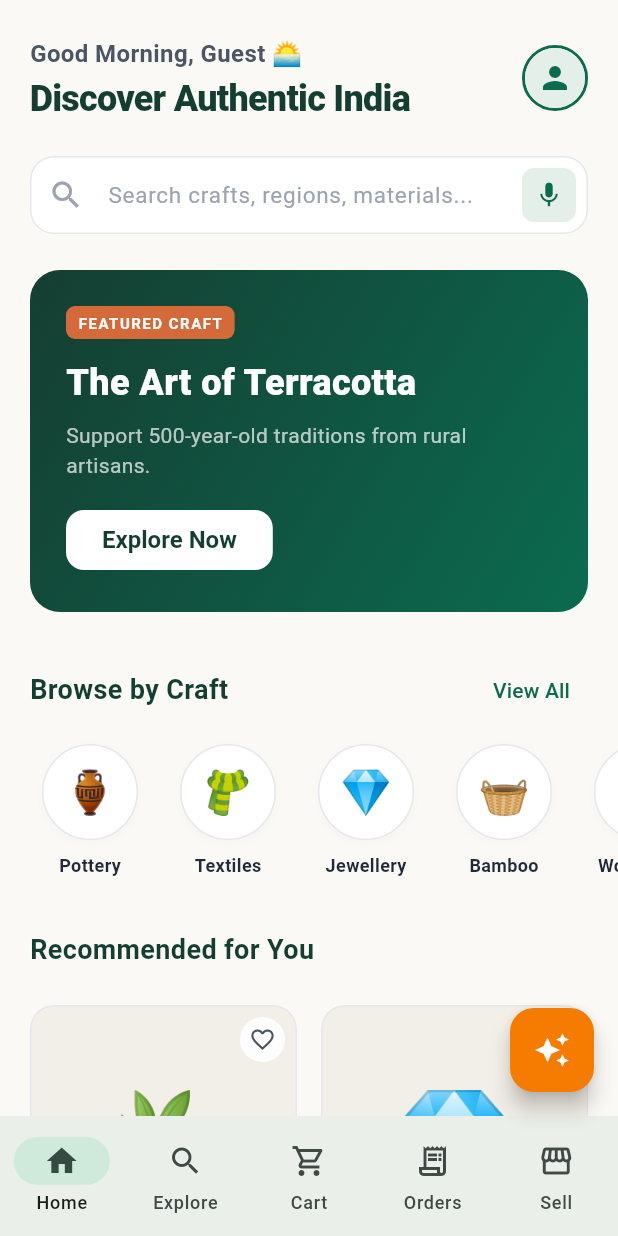
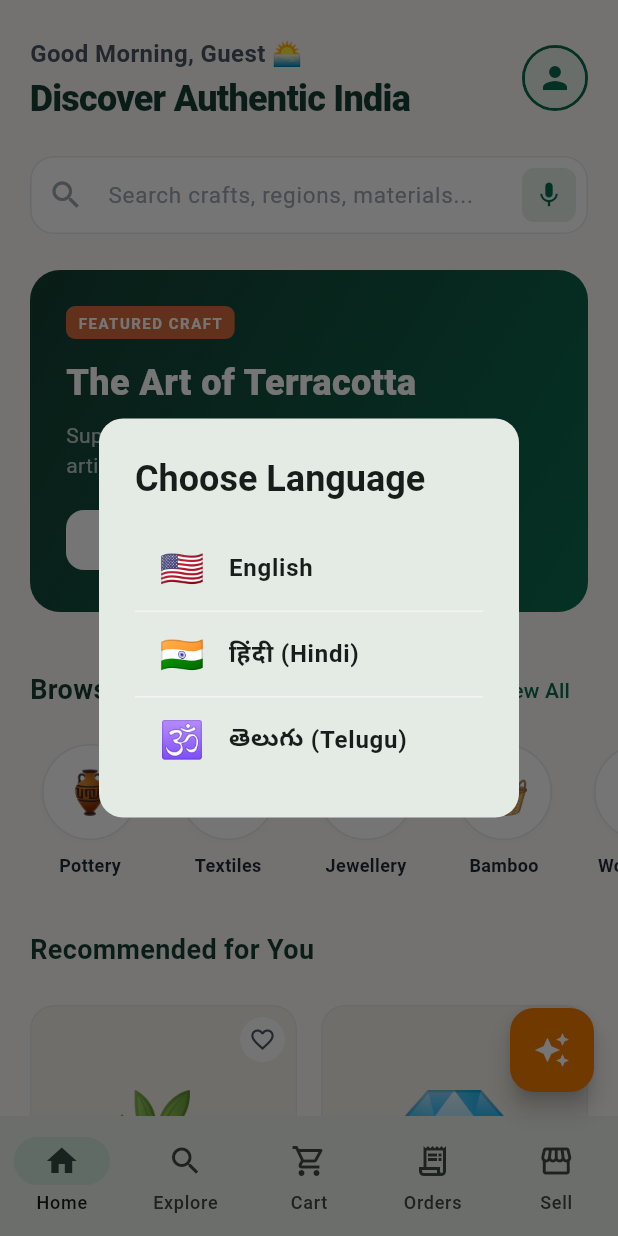
Before and after one commit to nethra-108/Shilpi-SIH-, a Flutter app: the screen it shows after launch, on a phone screen of 412 x 824 dp. Run offline on Flutter 3.47's test engine with Material 3 defaults, Android fonts, the phone set to English and light mode, and no system bars; our stand-ins replace flutter_tts, image_picker, qr_flutter; missing offline and left inert: google_mlkit_image_labeling, record.

Commit message:
feat(i18n): implement zero-dependency app-wide multi-language support (en, hi, te)

```diff
--- a/lib/main.dart
+++ b/lib/main.dart
@@ -4,6 +4,7 @@ import 'repositories/wishlist_repository.dart';
 import 'repositories/recent_repository.dart';
 import 'screens/seller_orders_page.dart';
 import 'services/shilpi_ai_service.dart';
+import 'services/language_service.dart';
 
 import 'theme/theme.dart';
 import 'theme/colors.dart';
@@ -25,8 +26,9 @@ import 'screens/product_details_screen.dart';
 import 'screens/splash_screen.dart';
 import 'screens/voice_capture_dialog.dart';
 
-void main() {
+Future<void> main() async {
   WidgetsFlutterBinding.ensureInitialized();
+  await LanguageService.instance.init();
   runApp(const ShilpiApp());
 }
 
@@ -35,11 +37,16 @@ class ShilpiApp extends StatelessWidget {
 
   @override
   Widget build(BuildContext context) {
-    return MaterialApp(
-      debugShowCheckedModeBanner: false,
-      title: 'Shilpi',
-      theme: ShilpiTheme.lightTheme,
-      home: const SplashScreen(nextScreen: MainPage()),
+    return ListenableBuilder(
+      listenable: LanguageService.instance,
+      builder: (context, _) {
+        return MaterialApp(
+          debugShowCheckedModeBanner: false,
+          title: 'Shilpi',
+          theme: ShilpiTheme.lightTheme,
+          home: const SplashScreen(nextScreen: MainPage()),
+        );
+      }
     );
   }
 }
@@ -53,6 +60,16 @@ class MainPage extends StatefulWidget {
 
 class _MainPageState extends State<MainPage> {
   int selectedTab = 0;
+
+  @override
+  void initState() {
+    super.initState();
+    WidgetsBinding.instance.addPostFrameCallback((_) {
+      if (LanguageService.instance.isFirstLaunch) {
+        LanguageService.showLanguageDialog(context);
+      }
+    });
+  }
 
   void openProduct(Product product) {
     Navigator.push(
@@ -200,11 +217,11 @@ class _ConsumerHomeState extends State<ConsumerHome> {
   String _getDynamicGreeting() {
     final hour = DateTime.now().hour;
     if (hour < 12) {
-      return 'Good Morning, Guest 🌅';
+      return LanguageService.instance.tr('greeting_morning');
     } else if (hour < 17) {
-      return 'Good Afternoon, Guest ☀️';
+      return LanguageService.instance.tr('greeting_afternoon');
     } else {
-      return 'Good Evening, Guest 🌙';
+      return LanguageService.instance.tr('greeting_evening');
     }
   }
 
@@ -272,7 +289,7 @@ class _ConsumerHomeState extends State<ConsumerHome> {
           actions: <Widget>[
             TextButton(
               onPressed: () => Navigator.pop(dialogContext),
-              child: const Text('Edit'),
+              child: Text('Edit'),
             ),
             FilledButton.icon(
               onPressed: () {
@@ -282,7 +299,7 @@ class _ConsumerHomeState extends State<ConsumerHome> {
                 );
               },
               icon: const Icon(Icons.search),
-              label: const Text('Search'),
+              label: Text('Search'),
             ),
           ],
         );
@@ -318,8 +335,8 @@ class _ConsumerHomeState extends State<ConsumerHome> {
                                 style: const TextStyle(fontSize: 16, fontWeight: FontWeight.w600, color: ShilpiColors.textSecondary),
                               ),
                               const SizedBox(height: 4),
-                              const Text(
-                                'Discover Authentic India',
+                              Text(
+                                LanguageService.instance.tr('discover'),
                                 style: TextStyle(fontSize: 24, fontWeight: FontWeight.w800, color: ShilpiColors.primaryDark, height: 1.2, letterSpacing: -0.5),
                               ),
                             ],
@@ -347,17 +364,20 @@ class _ConsumerHomeState extends State<ConsumerHome> {
                                       const SizedBox(height: 16),
                                       ListTile(
                                         leading: const Icon(Icons.login, color: ShilpiColors.primary),
-                                        title: const Text('Login/Sign Up', style: TextStyle(fontWeight: FontWeight.bold)),
+                                        title: Text(LanguageService.instance.tr('login_signup'), style: TextStyle(fontWeight: FontWeight.bold)),
                                         onTap: () => Navigator.pop(context),
                                       ),
                                       ListTile(
                                         leading: const Icon(Icons.language, color: ShilpiColors.primary),
-                                        title: const Text('Change Language (A/अ)', style: TextStyle(fontWeight: FontWeight.bold)),
-                                        onTap: () => Navigator.pop(context),
+                                        title: Text(LanguageService.instance.tr('change_language'), style: const TextStyle(fontWeight: FontWeight.bold)),
+                                        onTap: () {
+                                          Navigator.pop(context);
+                                          LanguageService.showLanguageDialog(context, dismissible: true);
+                                        },
                                       ),
                                       ListTile(
                                         leading: const Icon(Icons.settings, color: ShilpiColors.primary),
-                                        title: const Text('App Settings', style: TextStyle(fontWeight: FontWeight.bold)),
+                                        title: Text(LanguageService.instance.tr('app_settings'), style: TextStyle(fontWeight: FontWeight.bold)),
                                         onTap: () => Navigator.pop(context),
                                       ),
                                       const SizedBox(height: 16),
@@ -387,7 +407,7 @@ class _ConsumerHomeState extends State<ConsumerHome> {
                           controller: searchController,
                           onSubmitted: widget.onSearch,
                           decoration: InputDecoration(
-                            hintText: 'Search crafts, regions, materials...',
+                            hintText: LanguageService.instance.tr('search_hint'),
                             prefixIcon: const Icon(Icons.search, color: ShilpiColors.textMuted),
                             suffixIcon: IconButton(
                               onPressed: () async {
@@ -452,15 +472,15 @@ class _ConsumerHomeState extends State<ConsumerHome> {
                                 color: ShilpiColors.secondary,
                                 borderRadius: BorderRadius.circular(6),
                               ),
-                              child: const Text('FEATURED CRAFT', style: TextStyle(color: Colors.white, fontSize: 10, fontWeight: FontWeight.bold, letterSpacing: 1)),
+                              child: Text(LanguageService.instance.tr('featured_craft'), style: TextStyle(color: Colors.white, fontSize: 10, fontWeight: FontWeight.bold, letterSpacing: 1)),
                             ),
                             const SizedBox(height: 12),
-                            const Text(
+                            Text(
                               'The Art of Terracotta',
                               style: TextStyle(color: Colors.white, fontSize: 24, fontWeight: FontWeight.w900),
                             ),
                             const SizedBox(height: 8),
-                            const Text(
+                            Text(
                               'Support 500-year-old traditions from rural artisans.',
                               style: TextStyle(color: Colors.white70, fontSize: 14),
                             ),
@@ -472,7 +492,7 @@ class _ConsumerHomeState extends State<ConsumerHome> {
                                 foregroundColor: ShilpiColors.primaryDark,
                                 minimumSize: const Size(120, 40),
                               ),
-                              child: const Text('Explore Now'),
+                              child: Text(LanguageService.instance.tr('explore_now')),
                             )
                           ],
                         ),
@@ -481,11 +501,11 @@ class _ConsumerHomeState extends State<ConsumerHome> {
                       Row(
                         mainAxisAlignment: MainAxisAlignment.spaceBetween,
                         children: [
-                          const Text('Browse by Craft', style: TextStyle(fontSize: 18, fontWeight: FontWeight.w700, color: ShilpiColors.primaryDark)),
+                          Text(LanguageService.instance.tr('browse_by_craft'), style: TextStyle(fontSize: 18, fontWeight: FontWeight.w700, color: ShilpiColors.primaryDark)),
                           TextButton(
                             onPressed: () => widget.onSearch(''),
                             style: TextButton.styleFrom(foregroundColor: ShilpiColors.primary),
-                            child: const Text('View All'),
+                            child: Text(LanguageService.instance.tr('view_all')),
                           ),
                         ],
                       ),
@@ -514,7 +534,7 @@ class _ConsumerHomeState extends State<ConsumerHome> {
                           return Column(
                             crossAxisAlignment: CrossAxisAlignment.start,
                             children: [
-                              const Text('Your Wishlist', style: TextStyle(fontSize: 18, fontWeight: FontWeight.w700, color: ShilpiColors.primaryDark)),
+                              Text(LanguageService.instance.tr('your_wishlist'), style: TextStyle(fontSize: 18, fontWeight: FontWeight.w700, color: ShilpiColors.primaryDark)),
                               const SizedBox(height: 16),
                               SizedBox(
                                 height: 260,
@@ -542,7 +562,7 @@ class _ConsumerHomeState extends State<ConsumerHome> {
                       const Row(
                         mainAxisAlignment: MainAxisAlignment.spaceBetween,
                         children: [
-                          Text('Recommended for You', style: TextStyle(fontSize: 18, fontWeight: FontWeight.w700, color: ShilpiColors.primaryDark)),
+                          Text(LanguageService.instance.tr('recommended'), style: TextStyle(fontSize: 18, fontWeight: FontWeight.w700, color: ShilpiColors.primaryDark)),
                         ],
                       ),
                       const SizedBox(height: 16),
@@ -588,7 +608,7 @@ class _ConsumerHomeState extends State<ConsumerHome> {
                         return Column(
                           crossAxisAlignment: CrossAxisAlignment.start,
                           children: [
-                            const Text('Recently Viewed', style: TextStyle(fontSize: 18, fontWeight: FontWeight.w700, color: ShilpiColors.primaryDark)),
+                            Text(LanguageService.instance.tr('recently_viewed'), style: TextStyle(fontSize: 18, fontWeight: FontWeight.w700, color: ShilpiColors.primaryDark)),
                             const SizedBox(height: 16),
                             SizedBox(
                               height: 120,
@@ -638,7 +658,7 @@ class _ConsumerHomeState extends State<ConsumerHome> {
                             children: [
                               Icon(Icons.verified_user, color: ShilpiColors.primary),
                               SizedBox(width: 8),
-                              Text('Why Shilpi?', style: TextStyle(fontWeight: FontWeight.bold, color: ShilpiColors.primaryDark, fontSize: 16)),
+                              Text(LanguageService.instance.tr('why_shilpi'), style: TextStyle(fontWeight: FontWeight.bold, color: ShilpiColors.primaryDark, fontSize: 16)),
                             ],
                           ),
                           const SizedBox(height: 12),
@@ -1096,7 +1116,7 @@ class CartPage extends StatelessWidget {
                     Row(
                       mainAxisAlignment: MainAxisAlignment.spaceBetween,
                       children: <Widget>[
-                        const Text('Subtotal', style: TextStyle(color: Colors.grey)),
+                        Text('Subtotal', style: TextStyle(color: Colors.grey)),
                         Text('₹${cartRepo.subtotal}',
                             style: const TextStyle(fontWeight: FontWeight.bold)),
                       ],
@@ -1105,7 +1125,7 @@ class CartPage extends StatelessWidget {
                     Row(
                       mainAxisAlignment: MainAxisAlignment.spaceBetween,
                       children: <Widget>[
-                        const Text('Delivery', style: TextStyle(color: Colors.grey)),
+                        Text('Delivery', style: TextStyle(color: Colors.grey)),
                         Text(
                           cartRepo.deliveryFee == 0 ? 'FREE' : '₹${cartRepo.deliveryFee}',
                           style: const TextStyle(
@@ -1117,7 +1137,7 @@ class CartPage extends StatelessWidget {
                     Row(
                       mainAxisAlignment: MainAxisAlignment.spaceBetween,
                       children: <Widget>[
-                        const Text(
+                        Text(
                           'Total',
                           style: TextStyle(
                             fontSize: 18,
@@ -1155,7 +1175,7 @@ class CartPage extends StatelessWidget {
                             borderRadius: BorderRadius.circular(16),
                           ),
                         ),
-                        child: const Text(
+                        child: Text(
                           'Proceed to Checkout',
                           style:
                               TextStyle(fontSize: 16, fontWeight: FontWeight.bold),
@@ -1184,7 +1204,7 @@ class OrdersPage extends StatelessWidget {
         return ListView(
           padding: const EdgeInsets.all(18),
           children: <Widget>[
-            const Text(
+            Text(
               'My Orders',
               style: TextStyle(
                 fontSize: 25,
@@ -1349,7 +1369,7 @@ class SellerPage extends StatelessWidget {
                       child: Column(
                         crossAxisAlignment: CrossAxisAlignment.start,
                         children: <Widget>[
-                          const Text('My Craft Store', style: TextStyle(fontSize: 28, fontWeight: FontWeight.w900, color: ShilpiColors.primaryDark)),
+                          Text('My Craft Store', style: TextStyle(fontSize: 28, fontWeight: FontWeight.w900, color: ShilpiColors.primaryDark)),
                           const SizedBox(height: 24),
 
                           // Revenue Card
@@ -1426,11 +1446,11 @@ class SellerPage extends StatelessWidget {
                           Row(
                             mainAxisAlignment: MainAxisAlignment.spaceBetween,
                             children: [
-                              const Text('My Products', style: TextStyle(fontSize: 20, fontWeight: FontWeight.w800, color: ShilpiColors.primaryDark)),
+                              Text('My Products', style: TextStyle(fontSize: 20, fontWeight: FontWeight.w800, color: ShilpiColors.primaryDark)),
                               TextButton(
                                 onPressed: onAdd,
                                 style: TextButton.styleFrom(foregroundColor: ShilpiColors.primary),
-                                child: const Text('Add New'),
+                                child: Text('Add New'),
                               )
                             ],
                           ),
@@ -1582,7 +1602,7 @@ class SellerPage extends StatelessWidget {
         final priceController = TextEditingController(text: product.price.toString());
         final stockController = TextEditingController(text: product.stock.toString());
         return AlertDialog(
-          title: const Text('Edit Product'),
+          title: Text('Edit Product'),
           content: Column(
             mainAxisSize: MainAxisSize.min,
             children: [
@@ -1600,7 +1620,7 @@ class SellerPage extends StatelessWidget {
             ],
           ),
           actions: [
-            TextButton(onPressed: () => Navigator.pop(context), child: const Text('Cancel')),
+            TextButton(onPressed: () => Navigator.pop(context), child: Text('Cancel')),
             FilledButton(
               onPressed: () {
                 final newPrice = int.tryParse(priceController.text) ?? product.price;
@@ -1631,7 +1651,7 @@ class SellerPage extends StatelessWidget {
                 ProductRepository.instance.updateProduct(updatedProduct);
                 Navigator.pop(context);
               },
-              child: const Text('Save'),
+              child: Text('Save'),
             ),
           ],
         );
@@ -1665,10 +1685,10 @@ class SellerPage extends StatelessWidget {
             }
             if (snapshot.hasError || !snapshot.hasData) {
               return AlertDialog(
-                title: const Text('Error'),
-                content: const Text('Could not generate promo. Please try again later.'),
+                title: Text('Error'),
+                content: Text('Could not generate promo. Please try again later.'),
                 actions: [
-                  TextButton(onPressed: () => Navigator.pop(context), child: const Text('Close'))
+                  TextButton(onPressed: () => Navigator.pop(context), child: Text('Close'))
                 ],
               );
             }
@@ -1683,13 +1703,13 @@ class SellerPage extends StatelessWidget {
               ),
               content: SingleChildScrollView(child: Text(text, style: const TextStyle(fontSize: 14))),
               actions: [
-                TextButton(onPressed: () => Navigator.pop(context), child: const Text('Close')),
+                TextButton(onPressed: () => Navigator.pop(context), child: Text('Close')),
                 FilledButton.icon(
                   onPressed: () {
                     Navigator.pop(context);
                   },
                   icon: const Icon(Icons.copy, size: 16),
-                  label: const Text('Done'),
+                  label: Text('Done'),
                 )
               ],
             );
--- /dev/null
+++ b/lib/services/language_service.dart
@@ -0,0 +1,167 @@
+import 'dart:convert';
+import 'dart:io';
+import 'package:flutter/material.dart';
+import 'package:path_provider/path_provider.dart';
+
+class LanguageService extends ChangeNotifier {
+  static final LanguageService instance = LanguageService._internal();
+
+  LanguageService._internal();
+
+  String _currentLang = 'en'; // 'en', 'hi', 'te'
+  bool _isLoaded = false;
+  bool _isFirstLaunch = true;
+
+  String get currentLang => _currentLang;
+  bool get isFirstLaunch => _isFirstLaunch;
+
+  Future<void> init() async {
+    if (_isLoaded) return;
+    await _loadFromDisk();
+    _isLoaded = true;
+  }
+
+  Future<File> _getFile() async {
+    final dir = await getApplicationDocumentsDirectory();
+    return File('${dir.path}/shilpi_language.json');
+  }
+
+  Future<void> _loadFromDisk() async {
+    try {
+      final file = await _getFile();
+      if (await file.exists()) {
+        final content = await file.readAsString();
+        if (content.isNotEmpty) {
+          final decoded = jsonDecode(content);
+          if (decoded['lang'] != null) {
+            _currentLang = decoded['lang'];
+            _isFirstLaunch = false;
+          }
+        }
+      }
+    } catch (_) {}
+    notifyListeners();
+  }
+
+  Future<void> setLanguage(String langCode) async {
+    _currentLang = langCode;
+    _isFirstLaunch = false;
+    notifyListeners();
+    try {
+      final file = await _getFile();
+      await file.writeAsString(jsonEncode({'lang': langCode}));
+    } catch (_) {}
+  }
+
+  // TRANSLATIONS MAP
+  static const Map<String, Map<String, String>> _translations = {
+    'en': {
+      'greeting_morning': 'Good Morning, Guest 🌅',
+      'greeting_afternoon': 'Good Afternoon, Guest ☀️',
+      'greeting_evening': 'Good Evening, Guest 🌙',
+      'discover': 'Discover Authentic India',
+      'search_hint': 'Search crafts, regions, materials...',
+      'featured_craft': 'FEATURED CRAFT',
+      'explore_now': 'Explore Now',
+      'browse_by_craft': 'Browse by Craft',
+      'view_all': 'View All',
+      'your_wishlist': 'Your Wishlist',
+      'recommended': 'Recommended for You',
+      'recently_viewed': 'Recently Viewed',
+      'why_shilpi': 'Why Shilpi?',
+      'login_signup': 'Login/Sign Up',
+      'change_language': 'Change Language (A/अ)',
+      'app_settings': 'App Settings',
+      'choose_language': 'Choose Language',
+      'home': 'Home',
+    },
+    'hi': {
+      'greeting_morning': 'सुप्रभात, अतिथि 🌅',
+      'greeting_afternoon': 'नमस्कार, अतिथि ☀️',
+      'greeting_evening': 'शुभ संध्या, अतिथि 🌙',
+      'discover': 'प्रामाणिक भारत की खोज करें',
+      'search_hint': 'शिल्प, क्षेत्र, सामग्री खोजें...',
+      'featured_craft': 'विशेष शिल्प',
+      'explore_now': 'अभी देखें',
+      'browse_by_craft': 'शिल्प द्वारा खोजें',
+      'view_all': 'सभी देखें',
+      'your_wishlist': 'आपकी विशलिस्ट',
+      'recommended': 'आपके लिए अनुशंसित',
+      'recently_viewed': 'हाल ही में देखा गया',
+      'why_shilpi': 'शिल्पी क्यों?',
+      'login_signup': 'लॉगिन / साइन अप',
+      'change_language': 'भाषा बदलें (A/अ)',
+      'app_settings': 'ऐप सेटिंग्स',
+      'choose_language': 'भाषा चुनें',
+      'home': 'होम',
+    },
+    'te': {
+      'greeting_morning': 'శుభోదయం, అతిథి 🌅',
+      'greeting_afternoon': 'నమస్కారం, అతిథి ☀️',
+      'greeting_evening': 'శుభ సాయంత్రం, అతిథి 🌙',
+      'discover': 'అసలైన భారతదేశాన్ని కనుగొనండి',
+      'search_hint': 'కళలు, ప్రాంతాలు, పదార్థాలను వెతకండి...',
+      'featured_craft': 'ప్రత్యేక కళ',
+      'explore_now': 'ఇప్పుడే అన్వేషించండి',
+      'browse_by_craft': 'కళ ద్వారా వెతకండి',
+      'view_all': 'అన్నీ చూడండి',
+      'your_wishlist': 'మీ కోరికల జాబితా',
+      'recommended': 'మీ కోసం సిఫార్సు చేయబడినవి',
+      'recently_viewed': 'ఇటీవల చూసినవి',
+      'why_shilpi': 'శిల్పి ఎందుకు?',
+      'login_signup': 'లాగిన్ / సైన్ అప్',
+      'change_language': 'భాష మార్చండి (A/అ)',
+      'app_settings': 'యాప్ సెట్టింగ్స్',
+      'choose_language': 'భాషను ఎంచుకోండి',
+      'home': 'హోమ్',
+    }
+  };
+
+  String tr(String key) {
+    return _translations[_currentLang]?[key] ?? _translations['en']?[key] ?? key;
+  }
+
+  static void showLanguageDialog(BuildContext context, {bool dismissible = false}) {
+    showDialog(
+      context: context,
+      barrierDismissible: dismissible,
+      builder: (context) {
+        return AlertDialog(
+          shape: RoundedRectangleBorder(borderRadius: BorderRadius.circular(16)),
+          title: Text(LanguageService.instance.tr('choose_language'), style: const TextStyle(fontWeight: FontWeight.bold)),
+          content: Column(
+            mainAxisSize: MainAxisSize.min,
+            children: [
+              ListTile(
+                leading: const Text('🇺🇸', style: TextStyle(fontSize: 24)),
+                title: const Text('English', style: TextStyle(fontWeight: FontWeight.w600)),
+                onTap: () {
+                  LanguageService.instance.setLanguage('en');
+                  Navigator.pop(context);
+                },
+              ),
+              const Divider(height: 1),
+              ListTile(
+                leading: const Text('🇮🇳', style: TextStyle(fontSize: 24)),
+                title: const Text('हिंदी (Hindi)', style: TextStyle(fontWeight: FontWeight.w600)),
+                onTap: () {
+                  LanguageService.instance.setLanguage('hi');
+                  Navigator.pop(context);
+                },
+              ),
+              const Divider(height: 1),
+              ListTile(
+                leading: const Text('🕉️', style: TextStyle(fontSize: 24)),
+                title: const Text('తెలుగు (Telugu)', style: TextStyle(fontWeight: FontWeight.w600)),
+                onTap: () {
+                  LanguageService.instance.setLanguage('te');
+                  Navigator.pop(context);
+                },
+              ),
+            ],
+          ),
+        );
+      }
+    );
+  }
+}
```
